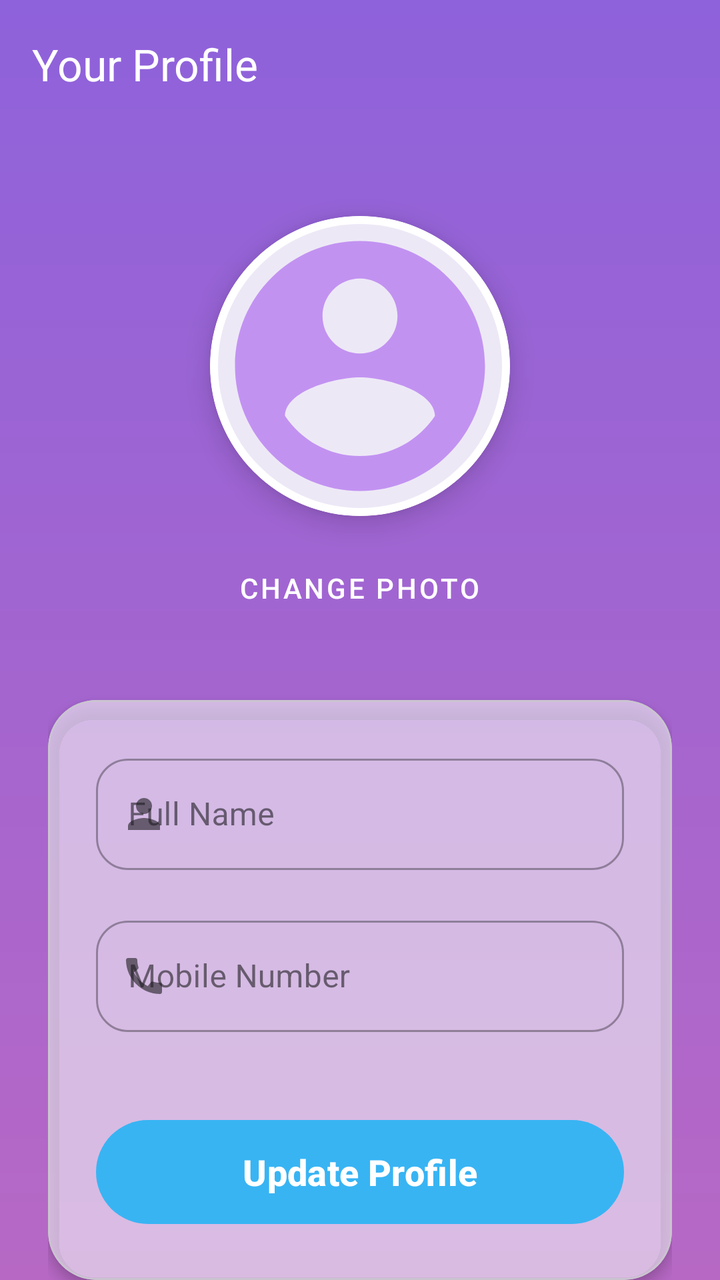
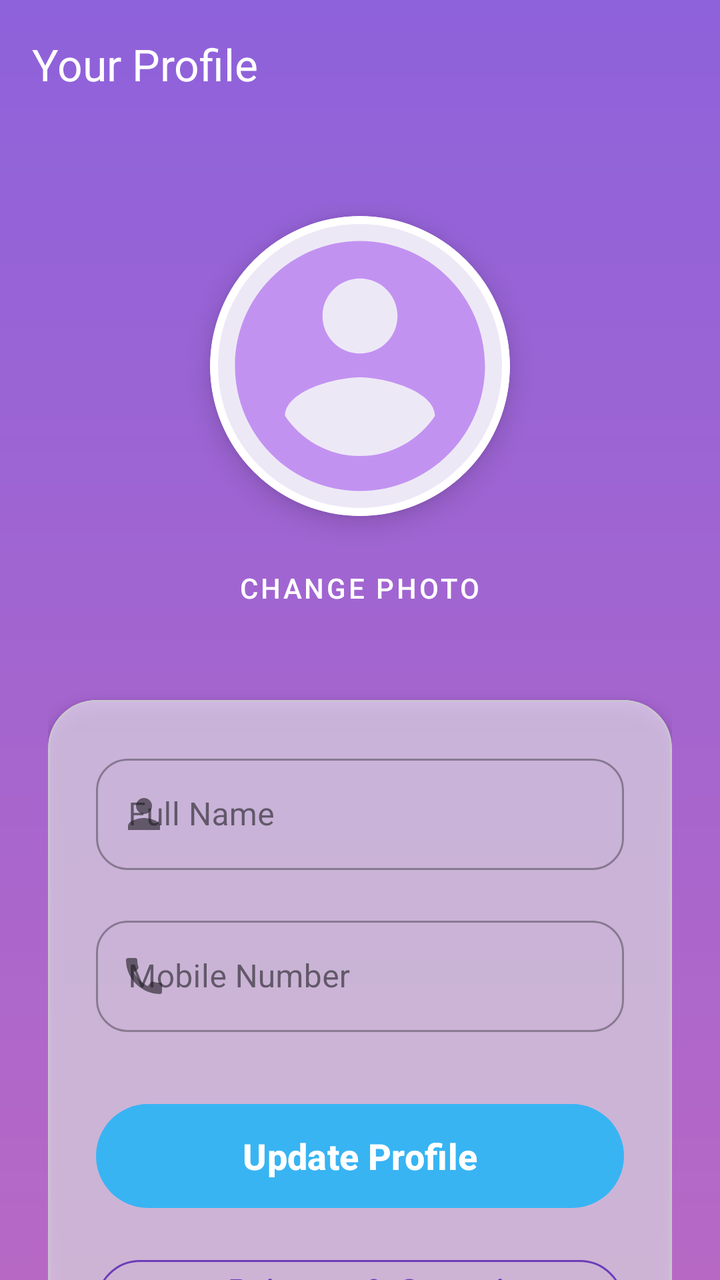

Compare the two renders of this Android layout. The source of the first and the diff that turns it into the second are given below.
<!-- AndroidManifest.xml: application theme Theme.EmpowHer -->
<!-- res/layout/activity_profile.xml -->
<?xml version="1.0" encoding="utf-8"?>
<androidx.coordinatorlayout.widget.CoordinatorLayout xmlns:android="http://schemas.android.com/apk/res/android"
    xmlns:app="http://schemas.android.com/apk/res-auto"
    android:layout_width="match_parent"
    android:layout_height="match_parent"
    android:background="@drawable/bg">

    <com.google.android.material.appbar.AppBarLayout
        android:layout_width="match_parent"
        android:layout_height="wrap_content"
        android:background="@android:color/transparent"
        app:elevation="0dp">

        <androidx.appcompat.widget.Toolbar
            android:layout_width="match_parent"
            android:layout_height="?attr/actionBarSize"
            app:title="Your Profile"
            app:titleTextColor="@color/white" />
    </com.google.android.material.appbar.AppBarLayout>

    <androidx.core.widget.NestedScrollView
        android:layout_width="match_parent"
        android:layout_height="match_parent"
        app:layout_behavior="@string/appbar_scrolling_view_behavior">

        <LinearLayout
            android:layout_width="match_parent"
            android:layout_height="wrap_content"
            android:gravity="center_horizontal"
            android:orientation="vertical"
            android:padding="24dp">

            <com.google.android.material.card.MaterialCardView
                android:layout_width="150dp"
                android:layout_height="150dp"
                app:cardCornerRadius="75dp"
                app:cardElevation="8dp"
                android:layout_marginTop="20dp"
                app:strokeWidth="4dp"
                app:strokeColor="@color/white">

                <ImageView
                    android:id="@+id/img_profile_photo"
                    android:layout_width="match_parent"
                    android:layout_height="match_parent"
                    android:scaleType="centerCrop"
                    android:src="@drawable/profile_icon" />
            </com.google.android.material.card.MaterialCardView>

            <com.google.android.material.button.MaterialButton
                android:id="@+id/btn_change_photo"
                style="@style/Widget.MaterialComponents.Button.TextButton"
                android:layout_width="wrap_content"
                android:layout_height="wrap_content"
                android:layout_marginTop="12dp"
                android:text="Change Photo"
                android:textColor="@color/white" />

            <com.google.android.material.card.MaterialCardView
                android:layout_width="match_parent"
                android:layout_height="wrap_content"
                android:layout_marginTop="32dp"
                app:cardBackgroundColor="#CCFFFFFF"
                app:cardCornerRadius="24dp"
                app:cardElevation="4dp">

                <LinearLayout
                    android:layout_width="match_parent"
                    android:layout_height="wrap_content"
                    android:orientation="vertical"
                    android:padding="24dp">

                    <com.google.android.material.textfield.TextInputLayout
                        style="@style/Widget.MaterialComponents.TextInputLayout.OutlinedBox"
                        android:layout_width="match_parent"
                        android:layout_height="wrap_content"
                        android:hint="Full Name"
                        app:startIconDrawable="@drawable/user"
                        app:boxCornerRadiusTopStart="16dp"
                        app:boxCornerRadiusTopEnd="16dp"
                        app:boxCornerRadiusBottomStart="16dp"
                        app:boxCornerRadiusBottomEnd="16dp">

                        <com.google.android.material.textfield.TextInputEditText
                            android:id="@+id/et_name"
                            android:layout_width="match_parent"
                            android:layout_height="wrap_content"
                            android:inputType="textPersonName" />
                    </com.google.android.material.textfield.TextInputLayout>

                    <com.google.android.material.textfield.TextInputLayout
                        style="@style/Widget.MaterialComponents.TextInputLayout.OutlinedBox"
                        android:layout_width="match_parent"
                        android:layout_height="wrap_content"
                        android:layout_marginTop="20dp"
                        android:hint="Mobile Number"
                        app:startIconDrawable="@drawable/baseline_call_24"
                        app:boxCornerRadiusTopStart="16dp"
                        app:boxCornerRadiusTopEnd="16dp"
                        app:boxCornerRadiusBottomStart="16dp"
                        app:boxCornerRadiusBottomEnd="16dp">

                        <com.google.android.material.textfield.TextInputEditText
                            android:id="@+id/et_mobile_number"
                            android:layout_width="match_parent"
                            android:layout_height="wrap_content"
                            android:inputType="phone" />
                    </com.google.android.material.textfield.TextInputLayout>

                    <com.google.android.material.button.MaterialButton
                        android:id="@+id/btn_save_profile"
                        android:layout_width="match_parent"
                        android:layout_height="60dp"
                        android:layout_marginTop="40dp"
                        android:text="Update Profile"
                        android:textAllCaps="false"
                        android:textSize="18sp"
                        android:textStyle="bold"
                        app:cornerRadius="30dp"
                        app:backgroundTint="#38b4F3" />

                </LinearLayout>
            </com.google.android.material.card.MaterialCardView>

        </LinearLayout>
    </androidx.core.widget.NestedScrollView>

</androidx.coordinatorlayout.widget.CoordinatorLayout>
<!-- resources referenced by this layout -->
<resources>
  <color name="white">#FFFFFF</color>
  <!-- drawable baseline_call_24 (drawable) -->
  <vector android:height="24dp" android:tint="#000000"
      android:viewportHeight="24" android:viewportWidth="24"
      android:width="24dp" xmlns:android="http://schemas.android.com/apk/res/android">
      <path android:fillColor="@android:color/white" android:pathData="M20.01,15.38c-1.23,0 -2.42,-0.2 -3.53,-0.56 -0.35,-0.12 -0.74,-0.03 -1.01,0.24l-1.57,1.97c-2.83,-1.35 -5.48,-3.9 -6.89,-6.83l1.95,-1.66c0.27,-0.28 0.35,-0.67 0.24,-1.02 -0.37,-1.11 -0.56,-2.3 -0.56,-3.53 0,-0.54 -0.45,-0.99 -0.99,-0.99H4.19C3.65,3 3,3.24 3,3.99 3,13.28 10.73,21 20.01,21c0.71,0 0.99,-0.63 0.99,-1.18v-3.45c0,-0.54 -0.45,-0.99 -0.99,-0.99z"/>
  </vector>
  <!-- drawable bg (drawable) -->
  <?xml version="1.0" encoding="utf-8"?>
  <shape xmlns:android="http://schemas.android.com/apk/res/android">
      <gradient android:type="linear" android:angle="100"
          android:startColor="#8E62DB" android:endColor="#B768C5" />
  
  </shape>
  <!-- drawable profile_icon (drawable) -->
  <vector android:height="24dp" android:tint="#C292F1"
      android:viewportHeight="24" android:viewportWidth="24"
      android:width="24dp" xmlns:android="http://schemas.android.com/apk/res/android">
      <path android:fillColor="@android:color/white" android:pathData="M12,2C6.48,2 2,6.48 2,12s4.48,10 10,10 10,-4.48 10,-10S17.52,2 12,2zM12,5c1.66,0 3,1.34 3,3s-1.34,3 -3,3 -3,-1.34 -3,-3 1.34,-3 3,-3zM12,19.2c-2.5,0 -4.71,-1.28 -6,-3.22 0.03,-1.99 4,-3.08 6,-3.08 1.99,0 5.97,1.09 6,3.08 -1.29,1.94 -3.5,3.22 -6,3.22z"/>
  </vector>
  <!-- drawable user (drawable) -->
  <vector android:height="24dp" android:tint="#000000"
      android:viewportHeight="24" android:viewportWidth="24"
      android:width="24dp" xmlns:android="http://schemas.android.com/apk/res/android">
      <path android:fillColor="@android:color/white" android:pathData="M12,12c2.21,0 4,-1.79 4,-4s-1.79,-4 -4,-4 -4,1.79 -4,4 1.79,4 4,4zM12,14c-2.67,0 -8,1.34 -8,4v2h16v-2c0,-2.66 -5.33,-4 -8,-4z"/>
  </vector>
  <style name="Theme.EmpowHer" parent="Base.Theme.EmpowHer" />
  <style name="Base.Theme.EmpowHer" parent="Theme.Material3.DayNight.NoActionBar">
          <item name="colorPrimary">@color/deep_purple</item>
          <item name="colorOnPrimary">@color/white</item>
          <item name="colorSecondary">@color/deep_purple</item>
          <item name="colorSurface">@color/woshield_card_bg</item>
          <item name="android:windowBackground">@color/woshield_bg</item>
          <item name="android:statusBarColor">@color/dark_purple</item>
      </style>
  <color name="deep_purple">#6D3DB8</color>
  <color name="woshield_card_bg">#FFFFFF</color>
  <color name="woshield_bg">#F8F6FC</color>
  <color name="dark_purple">#382253</color>
</resources>

<!-- the commit's change to res/layout/activity_profile.xml (unified diff, before → after) -->
@@ -111,13 +111,28 @@
                         android:id="@+id/btn_save_profile"
                         android:layout_width="match_parent"
                         android:layout_height="60dp"
-                        android:layout_marginTop="40dp"
+                        android:layout_marginTop="32dp"
                         android:text="Update Profile"
                         android:textAllCaps="false"
                         android:textSize="18sp"
                         android:textStyle="bold"
                         app:cornerRadius="30dp"
                         app:backgroundTint="#38b4F3" />
+
+                    <com.google.android.material.button.MaterialButton
+                        android:id="@+id/btn_privacy_center"
+                        style="@style/Widget.MaterialComponents.Button.OutlinedButton"
+                        android:layout_width="match_parent"
+                        android:layout_height="56dp"
+                        android:layout_marginTop="16dp"
+                        android:text="Privacy &amp; Security Center"
+                        android:textAllCaps="false"
+                        android:textColor="@color/deep_purple"
+                        android:textSize="16sp"
+                        app:icon="@drawable/ic_shield_lock"
+                        app:iconTint="@color/deep_purple"
+                        app:strokeColor="@color/deep_purple"
+                        app:cornerRadius="28dp" />
 
                 </LinearLayout>
             </com.google.android.material.card.MaterialCardView>
<!-- resource entries referenced after the edit -->
@@ -14,6 +14,16 @@
           android:startColor="#8E62DB" android:endColor="#B768C5" />
   
   </shape>
+  <!-- drawable ic_shield_lock (drawable) -->
+  <vector xmlns:android="http://schemas.android.com/apk/res/android"
+      android:width="24dp"
+      android:height="24dp"
+      android:viewportWidth="24"
+      android:viewportHeight="24">
+      <path
+          android:fillColor="#FF6D3DB8"
+          android:pathData="M12,1L3,5v6c0,5.55 3.84,10.74 9,12 5.16,-1.26 9,-6.45 9,-12V5l-9,-4zm0,6c1.66,0 3,1.34 3,3v1h1v5H8v-5h1v-1c0,-1.66 1.34,-3 3,-3zm0,2c-0.55,0 -1,0.45 -1,1v1h2v-1c0,-0.55 -0.45,-1 -1,-1z" />
+  </vector>
   <!-- drawable profile_icon (drawable) -->
   <vector android:height="24dp" android:tint="#C292F1"
       android:viewportHeight="24" android:viewportWidth="24"
